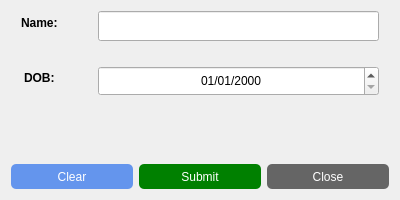
ayushr01/Library-Management-System, file GeneratedUI/uifiles/addmembers.ui: the form before one commit.
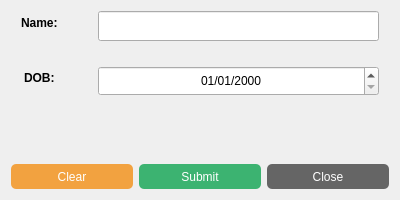
The form after the commit.

Diff of the .ui file:
```diff
--- a/GeneratedUI/uifiles/addmembers.ui
+++ b/GeneratedUI/uifiles/addmembers.ui
@@ -140,7 +140,7 @@
        </property>
        <property name="styleSheet">
         <string notr="true">QPushButton#clearbutton{
-	background-color: cornflowerblue;
+	background-color: #f2a240;
 	border-radius: 5px;
 	color: white;
 }
@@ -164,7 +164,7 @@
        </property>
        <property name="styleSheet">
         <string notr="true">QPushButton#submitbutton{
-	background-color: green;
+	background-color: MediumSeaGreen;
 	border-radius: 5px;
 	color: white;
 }
```
